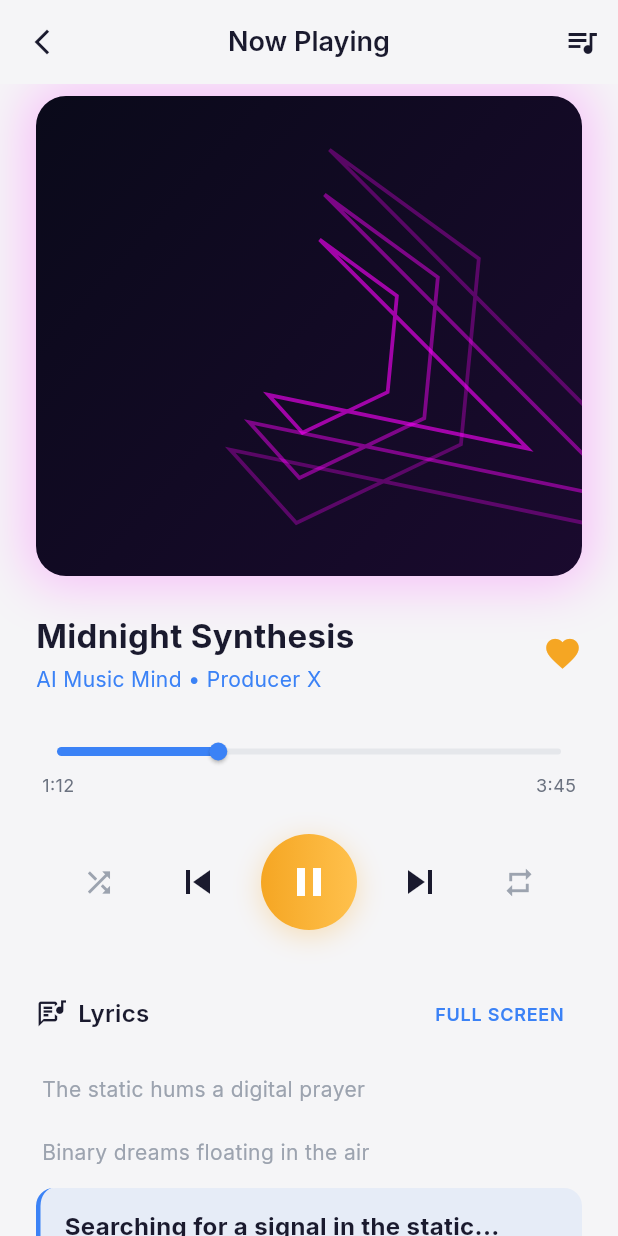
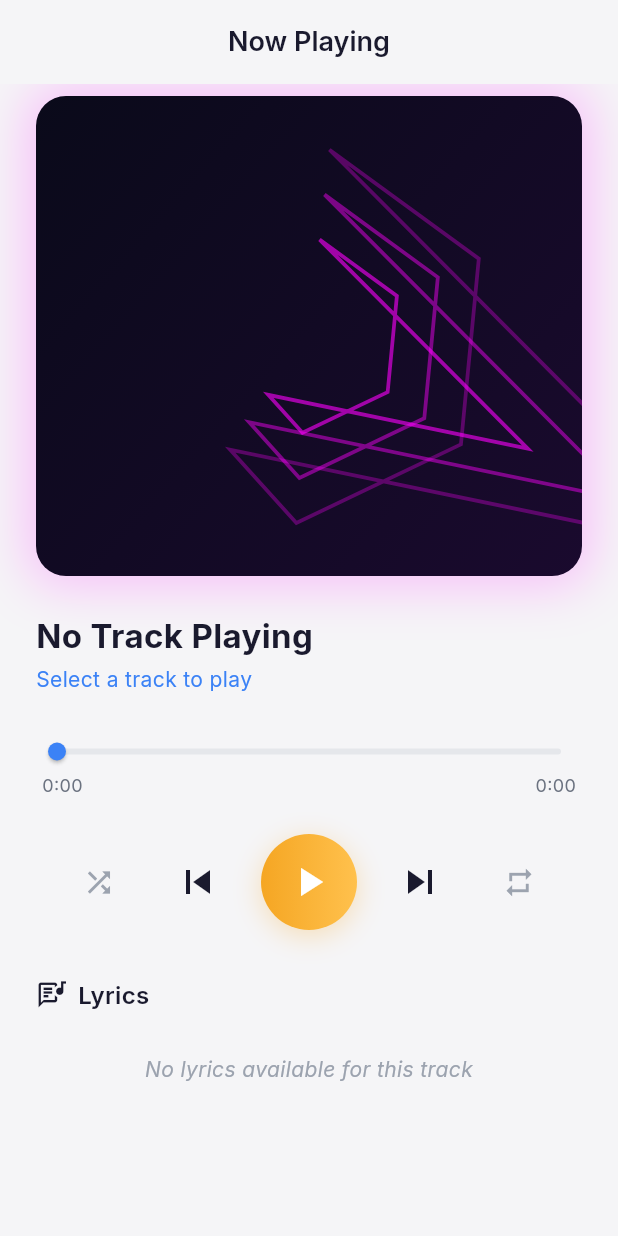
Before and after one commit to sadiajahan97/ai-music-mind, a Flutter app: the MainScreen screen opened directly, after a tap on "ELECTRONIC FUSION", on a phone screen of 412 x 824 dp. Run offline on Flutter 3.47's test engine with Material 3 defaults, Android fonts, the phone set to English and light mode, and no system bars; our stand-ins replace audioplayers, flutter_dotenv, google_fonts, shared_preferences; accounts and stored records are empty; network calls fail.

Commit message:
integrate get music tracks api

```diff
--- /dev/null
+++ b/app/lib/models/music_track.dart
@@ -0,0 +1,31 @@
+class MusicTrack {
+  final String id;
+  final String title;
+  final String? tags;
+  final int? duration;
+  final bool isReady;
+  final String? imageUrl;
+  final String? lyrics;
+
+  MusicTrack({
+    required this.id,
+    required this.title,
+    this.tags,
+    this.duration,
+    required this.isReady,
+    this.imageUrl,
+    this.lyrics,
+  });
+
+  factory MusicTrack.fromJson(Map<String, dynamic> json) {
+    return MusicTrack(
+      id: json['id'],
+      title: json['title'] ?? 'Untitled',
+      tags: json['tags'],
+      duration: json['duration'],
+      isReady: json['isReady'] ?? false,
+      imageUrl: json['imageUrl'],
+      lyrics: json['lyrics'],
+    );
+  }
+}
--- a/app/lib/screens/library_screen.dart
+++ b/app/lib/screens/library_screen.dart
@@ -2,54 +2,58 @@ import 'package:flutter/material.dart';
 import 'package:google_fonts/google_fonts.dart';
 import '../theme/app_theme.dart';
 import '../widgets/menu_bottom_sheet.dart';
+import '../models/music_track.dart';
+import '../services/music_service.dart';
 
 class LibraryScreen extends StatefulWidget {
-  const LibraryScreen({super.key});
+  final Function(MusicTrack)? onTrackSelected;
+  const LibraryScreen({super.key, this.onTrackSelected});
 
   @override
   State<LibraryScreen> createState() => _LibraryScreenState();
 }
 
 class _LibraryScreenState extends State<LibraryScreen> {
-  int _selectedTab = 0;
+  final MusicService _musicService = MusicService();
+  List<MusicTrack> _tracks = [];
+  bool _isLoading = true;
+  String? _error;
 
-  final List<Map<String, dynamic>> _songs = [
-    {
-      'title': 'Stellar Resonance',
-      'version': 'v4.5-all',
-      'model': 'AI Master',
-      'duration': '3:45',
-      'color': const Color(0xFF0F1B2D),
-    },
-    {
-      'title': 'Digital Horizon',
-      'version': 'v4.2-vocal',
-      'model': 'Generation 9',
-      'duration': '4:12',
-      'color': const Color(0xFF2D1B4E),
-    },
-    {
-      'title': 'Midnight Neural',
-      'version': 'v4.5-all',
-      'model': 'Synthesized',
-      'duration': '2:58',
-      'color': const Color(0xFF1A3A2E),
-    },
-    {
-      'title': 'Algorithm Beat',
-      'version': 'v3.0-full',
-      'model': 'Classic',
-      'duration': '5:20',
-      'color': const Color(0xFF3D2B1E),
-    },
-    {
-      'title': 'Quantum Echo',
-      'version': 'v4.5-all',
-      'model': 'Deep Learning',
-      'duration': '3:15',
-      'color': const Color(0xFF1E3A5F),
-    },
-  ];
+  @override
+  void initState() {
+    super.initState();
+    _fetchTracks();
+  }
+
+  Future<void> _fetchTracks() async {
+    try {
+      final tracks = await _musicService.getMusicTracks();
+      if (mounted) {
+        setState(() {
+          _tracks = tracks;
+          _isLoading = false;
+        });
+      }
+    } catch (e) {
+      if (mounted) {
+        setState(() {
+          _error = e.toString();
+          _isLoading = false;
+        });
+      }
+    }
+  }
+
+  String _formatDuration(int? ms) {
+    if (ms == null || ms == 0) return '';
+    final totalSeconds = (ms / 1000).floor();
+    final minutes = (totalSeconds / 60).floor();
+    final remainingSeconds = totalSeconds % 60;
+    if (remainingSeconds == 0) {
+      return '${minutes}m';
+    }
+    return '${minutes}m ${remainingSeconds}s';
+  }
 
   @override
   Widget build(BuildContext context) {
@@ -108,13 +112,20 @@ class _LibraryScreenState extends State<LibraryScreen> {
           // const SizedBox(height: 8),
           // Song list
           Expanded(
-            child: ListView.separated(
-              padding: const EdgeInsets.symmetric(horizontal: 20, vertical: 8),
-              itemCount: _songs.length,
-              separatorBuilder: (context, index) =>
-                  const Divider(color: AppTheme.dividerColor, height: 1),
+            child: _isLoading
+                ? const Center(child: CircularProgressIndicator())
+                : _error != null
+                    ? Center(child: Text('Error: $_error'))
+                    : _tracks.isEmpty
+                        ? const Center(child: Text('No tracks found'))
+                        : ListView.separated(
+                            padding: const EdgeInsets.symmetric(
+                                horizontal: 20, vertical: 8),
+                            itemCount: _tracks.length,
+                            separatorBuilder: (context, index) => const Divider(
+                                color: AppTheme.dividerColor, height: 1),
                             itemBuilder: (context, index) =>
-                  _buildSongItem(_songs[index]),
+                                _buildSongItem(_tracks[index]),
                           ),
           ),
         ],
@@ -122,49 +133,76 @@ class _LibraryScreenState extends State<LibraryScreen> {
     );
   }
 
-  Widget _buildTabButton(String label, int index) {
-    final isSelected = _selectedTab == index;
+  // Widget _buildTabButton(String label, int index) {
+  //   final isSelected = _selectedTab == index;
+  //   return GestureDetector(
+  //     onTap: () => setState(() => _selectedTab = index),
+  //     child: Column(
+  //       children: [
+  //         Text(
+  //           label,
+  //           style: GoogleFonts.inter(
+  //             fontSize: 15,
+  //             fontWeight: isSelected ? FontWeight.w600 : FontWeight.w400,
+  //             color: isSelected ? AppTheme.accentBlue : AppTheme.textTertiary,
+  //           ),
+  //         ),
+  //         const SizedBox(height: 6),
+  //         Container(
+  //           height: 2.5,
+  //           width: 40,
+  //           decoration: BoxDecoration(
+  //             color: isSelected ? AppTheme.accentBlue : Colors.transparent,
+  //             borderRadius: BorderRadius.circular(2),
+  //           ),
+  //         ),
+  //       ],
+  //     ),
+  //   );
+  // }
+
+  Widget _buildSongItem(MusicTrack track) {
     return GestureDetector(
-      onTap: () => setState(() => _selectedTab = index),
-      child: Column(
-        children: [
-          Text(
-            label,
-            style: GoogleFonts.inter(
-              fontSize: 15,
-              fontWeight: isSelected ? FontWeight.w600 : FontWeight.w400,
-              color: isSelected ? AppTheme.accentBlue : AppTheme.textTertiary,
-            ),
-          ),
-          const SizedBox(height: 6),
-          Container(
-            height: 2.5,
-            width: 40,
-            decoration: BoxDecoration(
-              color: isSelected ? AppTheme.accentBlue : Colors.transparent,
-              borderRadius: BorderRadius.circular(2),
-            ),
-          ),
-        ],
-      ),
-    );
+      onTap: () {
+        if (widget.onTrackSelected != null) {
+          widget.onTrackSelected!(track);
         }
-
-  Widget _buildSongItem(Map<String, dynamic> song) {
-    return Padding(
+      },
+      behavior: HitTestBehavior.opaque,
+      child: Padding(
         padding: const EdgeInsets.symmetric(vertical: 14),
         child: Row(
           children: [
             // Album art
-          Container(
+          ClipRRect(
+            borderRadius: BorderRadius.circular(10),
+            child: Container(
               width: 48,
               height: 48,
               decoration: BoxDecoration(
-              color: song['color'] as Color,
-              borderRadius: BorderRadius.circular(10),
+                color: Colors.grey[200],
+                gradient: (track.isReady && track.imageUrl != null)
+                    ? null
+                    : AppTheme.orangeGradient,
               ),
+              child: (track.isReady && track.imageUrl != null)
+                  ? Image.network(
+                      track.imageUrl!,
+                      fit: BoxFit.cover,
+                      errorBuilder: (context, error, stackTrace) =>
+                          Container(
+                        decoration: const BoxDecoration(
+                            gradient: AppTheme.orangeGradient),
                         child: const Center(
-              child: Icon(Icons.music_note, color: Colors.white54, size: 22),
+                          child:
+                              Icon(Icons.music_note, color: Colors.white, size: 22),
+                        ),
+                      ),
+                    )
+                  : const Center(
+                      child:
+                          Icon(Icons.music_note, color: Colors.white, size: 22),
+                    ),
             ),
           ),
           const SizedBox(width: 14),
@@ -174,7 +212,7 @@ class _LibraryScreenState extends State<LibraryScreen> {
               crossAxisAlignment: CrossAxisAlignment.start,
               children: [
                 Text(
-                  song['title'] as String,
+                  track.title,
                   style: GoogleFonts.inter(
                     fontSize: 15,
                     fontWeight: FontWeight.w600,
@@ -183,7 +221,9 @@ class _LibraryScreenState extends State<LibraryScreen> {
                 ),
                 const SizedBox(height: 2),
                 Text(
-                  '${song['version']} • ${song['model']}',
+                  track.isReady
+                      ? '${track.tags ?? 'Untagged'} • ${_formatDuration(track.duration)}'
+                      : 'Processing...',
                   style: GoogleFonts.inter(
                     fontSize: 13,
                     color: AppTheme.textSecondary,
@@ -192,18 +232,10 @@ class _LibraryScreenState extends State<LibraryScreen> {
               ],
             ),
           ),
-          // Duration
-          Text(
-            song['duration'] as String,
-            style: GoogleFonts.inter(
-              fontSize: 14,
-              color: AppTheme.textSecondary,
-            ),
-          ),
           const SizedBox(width: 8),
           // More button
           // GestureDetector(
-          //   onTap: () => showMenuBottomSheet(context, song['title'] as String),
+          //   onTap: () => showMenuBottomSheet(context, track.title),
           //   child: const Icon(
           //     Icons.more_vert,
           //     color: AppTheme.textTertiary,
@@ -212,6 +244,7 @@ class _LibraryScreenState extends State<LibraryScreen> {
           // ),
         ],
       ),
+    ),
   );
 }
 }
--- a/app/lib/screens/main_screen.dart
+++ b/app/lib/screens/main_screen.dart
@@ -1,5 +1,6 @@
 import 'package:flutter/material.dart';
 import '../widgets/bottom_nav_bar.dart';
+import '../models/music_track.dart';
 import 'home_screen.dart';
 import 'library_screen.dart';
 import 'now_playing_screen.dart';
@@ -15,16 +16,23 @@ class MainScreen extends StatefulWidget {
 
 class _MainScreenState extends State<MainScreen> {
   int _currentIndex = 0;
+  MusicTrack? _currentTrack;
 
-  final List<Widget> _screens = const [
-    HomeScreen(),
-    LibraryScreen(),
-    NowPlayingScreen(),
-    ProfileScreen(),
-  ];
+  void _playTrack(MusicTrack track) {
+    setState(() {
+      _currentTrack = track;
+      _currentIndex = 2; // Index of NowPlayingScreen
+    });
+  }
 
   @override
   Widget build(BuildContext context) {
+    final List<Widget> _screens = [
+      const HomeScreen(),
+      LibraryScreen(onTrackSelected: _playTrack),
+      NowPlayingScreen(track: _currentTrack),
+      const ProfileScreen(),
+    ];
     return Scaffold(
       body: IndexedStack(
         index: _currentIndex,
--- a/app/lib/screens/now_playing_screen.dart
+++ b/app/lib/screens/now_playing_screen.dart
@@ -1,9 +1,14 @@
 import 'package:flutter/material.dart';
 import 'package:google_fonts/google_fonts.dart';
+import 'package:audioplayers/audioplayers.dart';
 import '../theme/app_theme.dart';
+import '../models/music_track.dart';
+import '../services/auth_service.dart';
+import '../constants.dart';
 
 class NowPlayingScreen extends StatefulWidget {
-  const NowPlayingScreen({super.key});
+  final MusicTrack? track;
+  const NowPlayingScreen({super.key, this.track});
 
   @override
   State<NowPlayingScreen> createState() => _NowPlayingScreenState();
@@ -11,18 +16,15 @@ class NowPlayingScreen extends StatefulWidget {
 
 class _NowPlayingScreenState extends State<NowPlayingScreen>
     with SingleTickerProviderStateMixin {
-  bool _isPlaying = true;
+  final AudioPlayer _player = AudioPlayer();
+  final AuthService _authService = AuthService();
+
+  bool _isPlaying = false;
   bool _isFavorited = true;
-  double _progress = 0.32; // 1:12 out of 3:45
+  double _progress = 0.0;
+  Duration _position = Duration.zero;
+  Duration _duration = Duration.zero;
   late AnimationController _pulseController;
-
-  final List<Map<String, dynamic>> _lyrics = [
-    {'text': 'The static hums a digital prayer', 'active': false},
-    {'text': 'Binary dreams floating in the air', 'active': false},
-    {'text': 'Searching for a signal in the static...', 'active': true},
-    {'text': 'Watching the colors fade to blue...', 'active': false},
-    {'text': 'A ghost in the machine calling for you', 'active': false},
-  ];
 
   @override
   void initState() {
@@ -31,12 +33,79 @@ class _NowPlayingScreenState extends State<NowPlayingScreen>
       vsync: this,
       duration: const Duration(seconds: 2),
     )..repeat(reverse: true);
+
+    _initPlayer();
+    if (widget.track != null) {
+      _loadTrack(widget.track!);
+    }
+  }
+
+  void _initPlayer() {
+    _player.onPlayerStateChanged.listen((state) {
+      if (mounted) {
+        setState(() {
+          _isPlaying = state == PlayerState.playing;
+        });
+      }
+    });
+
+    _player.onPositionChanged.listen((pos) {
+      if (mounted) {
+        setState(() {
+          _position = pos;
+          if (_duration.inMilliseconds > 0) {
+            _progress = _position.inMilliseconds / _duration.inMilliseconds;
+          }
+        });
+      }
+    });
+
+    _player.onDurationChanged.listen((dur) {
+      if (mounted) {
+        setState(() {
+          _duration = dur;
+        });
+      }
+    });
+  }
+
+  Future<void> _loadTrack(MusicTrack track) async {
+    if (!track.isReady) return;
+
+    try {
+      final token = await _authService.getToken();
+      final url = '${AppConstants.baseUrl}/music/tracks/${track.id}/file?access_token=$token';
+
+      await _player.setSource(
+        UrlSource(url),
+      );
+      _player.resume();
+    } catch (e) {
+      debugPrint("Error loading audio: $e");
+    }
+  }
+
+  @override
+  void didUpdateWidget(NowPlayingScreen oldWidget) {
+    super.didUpdateWidget(oldWidget);
+    if (widget.track?.id != oldWidget.track?.id && widget.track != null) {
+      _loadTrack(widget.track!);
+    }
   }
 
   @override
   void dispose() {
     _pulseController.dispose();
+    _player.dispose();
     super.dispose();
+  }
+
+  String _formatDuration(int? ms) {
+    if (ms == null || ms == 0) return '0:00';
+    final totalSeconds = (ms / 1000).floor();
+    final minutes = (totalSeconds / 60).floor();
+    final remainingSeconds = totalSeconds % 60;
+    return '$minutes:${remainingSeconds.toString().padLeft(2, '0')}';
   }
 
   @override
@@ -44,17 +113,8 @@ class _NowPlayingScreenState extends State<NowPlayingScreen>
     return Scaffold(
       backgroundColor: AppTheme.backgroundLight,
       appBar: AppBar(
-        leading: IconButton(
-          icon: const Icon(Icons.arrow_back_ios_new, size: 20),
-          onPressed: () => Navigator.pop(context),
-        ),
+        automaticallyImplyLeading: false,
         title: const Text('Now Playing'),
-        actions: [
-          IconButton(
-            icon: const Icon(Icons.queue_music, size: 24),
-            onPressed: () {},
-          ),
-        ],
       ),
       body: SingleChildScrollView(
         child: Padding(
@@ -73,36 +133,40 @@ class _NowPlayingScreenState extends State<NowPlayingScreen>
                       crossAxisAlignment: CrossAxisAlignment.start,
                       children: [
                         Text(
-                          'Midnight Synthesis',
+                          widget.track?.title ?? 'No Track Playing',
                           style: GoogleFonts.inter(
                             fontSize: 22,
                             fontWeight: FontWeight.w700,
                             color: AppTheme.textDark,
                           ),
+                          maxLines: 1,
+                          overflow: TextOverflow.ellipsis,
                         ),
                         const SizedBox(height: 4),
                         Text(
-                          'AI Music Mind • Producer X',
+                          widget.track?.tags ?? 'Select a track to play',
                           style: GoogleFonts.inter(
                             fontSize: 14,
                             color: AppTheme.accentBlue,
                           ),
+                          maxLines: 1,
+                          overflow: TextOverflow.ellipsis,
                         ),
                       ],
                     ),
                   ),
-                  GestureDetector(
-                    onTap: () {
-                      setState(() => _isFavorited = !_isFavorited);
-                    },
-                    child: Icon(
-                      _isFavorited ? Icons.favorite : Icons.favorite_border,
-                      color: _isFavorited
-                          ? AppTheme.primaryOrange
-                          : AppTheme.textTertiary,
-                      size: 26,
-                    ),
-                  ),
+                  // GestureDetector(
+                  //   onTap: () {
+                  //     setState(() => _isFavorited = !_isFavorited);
+                  //   },
+                  //   child: Icon(
+                  //     _isFavorited ? Icons.favorite : Icons.favorite_border,
+                  //     color: _isFavorited
+                  //         ? AppTheme.primaryOrange
+                  //         : AppTheme.textTertiary,
+                  //     size: 26,
+                  //   ),
+                  // ),
                 ],
               ),
               const SizedBox(height: 24),
@@ -150,8 +214,22 @@ class _NowPlayingScreenState extends State<NowPlayingScreen>
                   end: Alignment.bottomRight,
                 ),
               ),
+              child: Stack(
+                children: [
+                  Positioned.fill(
                     child: CustomPaint(
                       painter: _NeonGeometryPainter(_pulseController.value),
+                    ),
+                  ),
+                  if (widget.track?.imageUrl != null)
+                    Positioned.fill(
+                      child: Image.network(
+                        widget.track!.imageUrl!,
+                        fit: BoxFit.cover,
+                        errorBuilder: (_, __, ___) => const SizedBox.shrink(),
+                      ),
+                    ),
+                ],
               ),
             ),
           ),
@@ -173,8 +251,11 @@ class _NowPlayingScreenState extends State<NowPlayingScreen>
             overlayShape: const RoundSliderOverlayShape(overlayRadius: 14),
           ),
           child: Slider(
-            value: _progress,
-            onChanged: (v) => setState(() => _progress = v),
+            value: _progress.clamp(0.0, 1.0),
+            onChanged: (v) {
+              final newPos = Duration(milliseconds: (v * _duration.inMilliseconds).round());
+              _player.seek(newPos);
+            },
           ),
         ),
         Padding(
@@ -183,14 +264,14 @@ class _NowPlayingScreenState extends State<NowPlayingScreen>
             mainAxisAlignment: MainAxisAlignment.spaceBetween,
             children: [
               Text(
-                '1:12',
+                _formatDuration(_position.inMilliseconds),
                 style: GoogleFonts.inter(
                   fontSize: 12,
                   color: AppTheme.textSecondary,
                 ),
               ),
               Text(
-                '3:45',
+                _formatDuration(_duration.inMilliseconds),
                 style: GoogleFonts.inter(
                   fontSize: 12,
                   color: AppTheme.textSecondary,
@@ -219,7 +300,13 @@ class _NowPlayingScreenState extends State<NowPlayingScreen>
         ),
         // Play/Pause button
         GestureDetector(
-          onTap: () => setState(() => _isPlaying = !_isPlaying),
+          onTap: () {
+            if (_isPlaying) {
+              _player.pause();
+            } else {
+              _player.resume();
+            }
+          },
           child: Container(
             width: 64,
             height: 64,
@@ -276,55 +363,55 @@ class _NowPlayingScreenState extends State<NowPlayingScreen>
                 ),
               ],
             ),
-            TextButton(
-              onPressed: () {},
-              child: Text(
-                'FULL SCREEN',
-                style: GoogleFonts.inter(
-                  fontSize: 12,
-                  fontWeight: FontWeight.w600,
-                  color: AppTheme.accentBlue,
-                  letterSpacing: 0.5,
-                ),
-              ),
-            ),
+            // TextButton(
+            //   onPressed: () {},
+            //   child: Text(
+            //     'FULL SCREEN',
+            //     style: GoogleFonts.inter(
+            //       fontSize: 12,
+            //       fontWeight: FontWeight.w600,
+            //       color: AppTheme.accentBlue,
+            //       letterSpacing: 0.5,
+            //     ),
+            //   ),
+            // ),
           ],
         ),
         const SizedBox(height: 8),
-        ...List.generate(_lyrics.length, (i) {
-          final lyric = _lyrics[i];
-          final isActive = lyric['active'] as bool;
+        if (widget.track?.lyrics != null && widget.track!.lyrics!.isNotEmpty)
+          ...widget.track!.lyrics!.split('\n').map((line) {
+            if (line.trim().isEmpty) return const SizedBox(height: 24);
             return Container(
               width: double.infinity,
               margin: const EdgeInsets.only(bottom: 6),
-            padding: EdgeInsets.symmetric(
-              vertical: isActive ? 14 : 8,
-              horizontal: isActive ? 16 : 4,
-            ),
-            decoration: BoxDecoration(
-              color: isActive
-                  ? AppTheme.accentBlue.withValues(alpha: 0.08)
-                  : Colors.transparent,
-              borderRadius: BorderRadius.circular(12),
-              border: isActive
-                  ? Border(
-                      left: BorderSide(
-                        color: AppTheme.accentBlue,
-                        width: 3,
-                      ),
-                    )
-                  : null,
+              padding: const EdgeInsets.symmetric(
+                vertical: 8,
+                horizontal: 4,
               ),
               child: Text(
-              lyric['text'] as String,
+                line.trim(),
                 style: GoogleFonts.inter(
-                fontSize: isActive ? 16 : 14,
-                fontWeight: isActive ? FontWeight.w700 : FontWeight.w400,
-                color: isActive ? AppTheme.textDark : AppTheme.textTertiary,
+                  fontSize: 14,
+                  fontWeight: FontWeight.w400,
+                  color: AppTheme.textTertiary,
                 ),
               ),
             );
-        }),
+          })
+        else
+          Container(
+            width: double.infinity,
+            padding: const EdgeInsets.symmetric(vertical: 20),
+            child: Text(
+              'No lyrics available for this track',
+              style: GoogleFonts.inter(
+                fontSize: 14,
+                color: AppTheme.textTertiary,
+                fontStyle: FontStyle.italic,
+              ),
+              textAlign: TextAlign.center,
+            ),
+          ),
       ],
     );
   }
--- /dev/null
+++ b/app/lib/services/music_service.dart
@@ -0,0 +1,31 @@
+import 'dart:convert';
+import 'package:http/http.dart' as http;
+import '../constants.dart';
+import '../models/music_track.dart';
+import 'auth_service.dart';
+
+class MusicService {
+  final AuthService _authService = AuthService();
+
+  Future<List<MusicTrack>> getMusicTracks() async {
+    final token = await _authService.getToken();
+    if (token == null) {
+      throw Exception('Not authenticated');
+    }
+
+    final response = await http.get(
+      Uri.parse('${AppConstants.baseUrl}/music/tracks'),
+      headers: {
+        'Content-Type': 'application/json',
+        'Authorization': 'Bearer $token',
+      },
+    );
+
+    if (response.statusCode == 200) {
+      final List<dynamic> data = jsonDecode(response.body);
+      return data.map((json) => MusicTrack.fromJson(json)).toList();
+    } else {
+      throw Exception('Failed to load music tracks');
+    }
+  }
+}
--- a/app/pubspec.yaml
+++ b/app/pubspec.yaml
@@ -36,6 +36,7 @@ dependencies:
   http: ^1.6.0
   shared_preferences: ^2.5.4
   flutter_dotenv: ^5.1.0
+  audioplayers: ^6.6.0
 
 dev_dependencies:
   flutter_test:
```
Also changed, not shown: app/pubspec.lock, 6 other files. Lines whose indentation alone changed are shown as unchanged.
